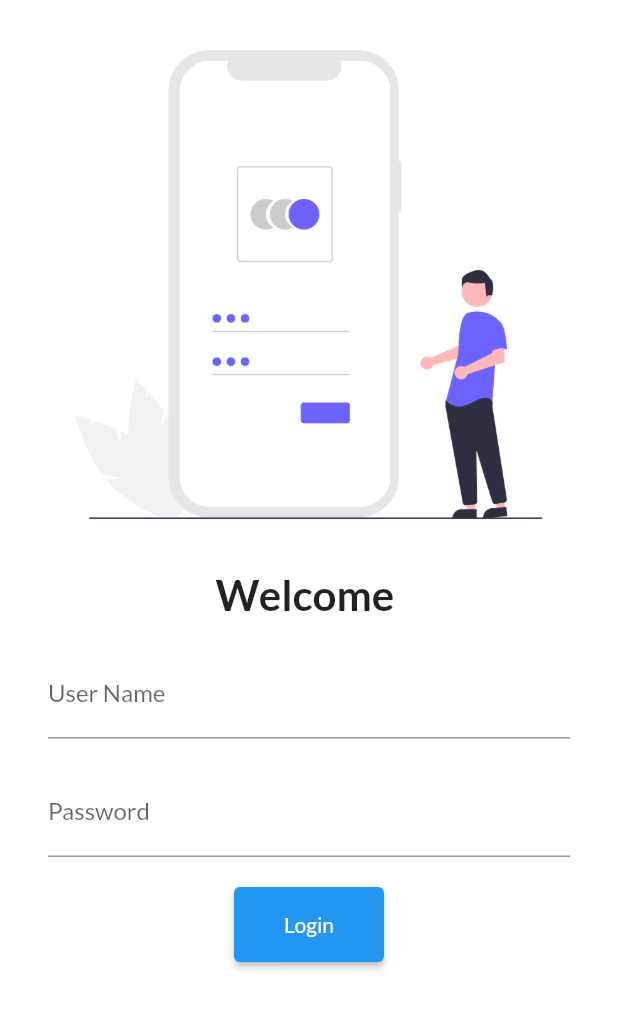
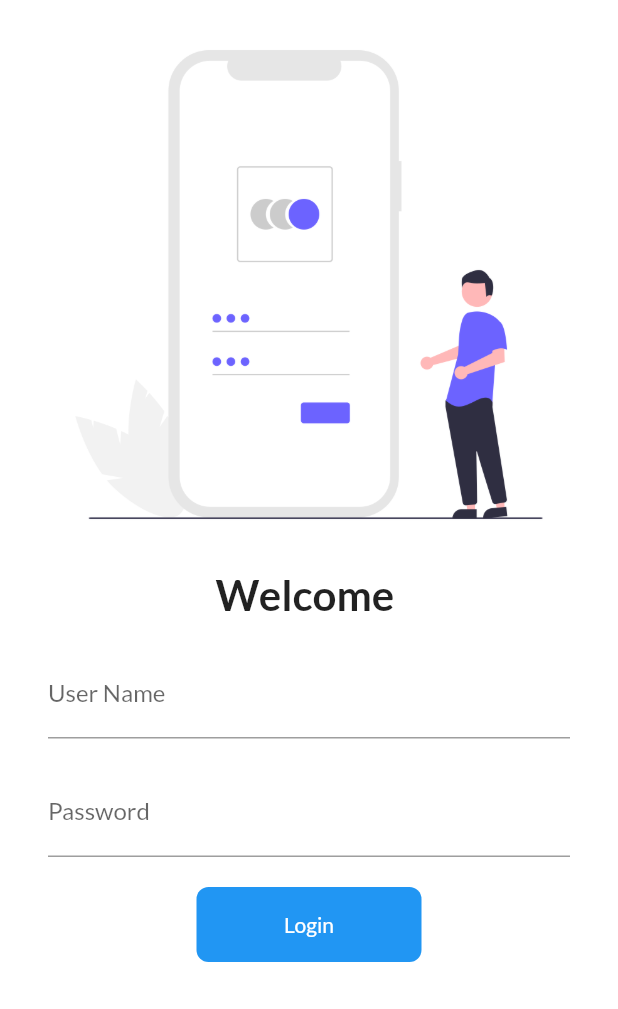
Before and after one commit to ritesh-15/flutter-tutorial, a Flutter app: the screen it shows after launch, on a phone screen of 412 x 824 dp. Shown: the top 1009 px of the screen. Run offline on Flutter 3.47's test engine with Material 2 defaults, Android fonts, the phone set to English and light mode, and no system bars; our stand-ins replace google_fonts.

```diff
--- a/lib/pages/login_page.dart
+++ b/lib/pages/login_page.dart
@@ -10,6 +10,7 @@ class LoginPage extends StatefulWidget {
 
 class _LoginPageState extends State<LoginPage> {
   String name = "";
+  bool changeButton = false;
 
   @override
   Widget build(BuildContext context) {
@@ -51,14 +52,37 @@ class _LoginPageState extends State<LoginPage> {
                   const SizedBox(
                     height: 20,
                   ),
-                  ElevatedButton(
-                      onPressed: () => {
-                            Navigator.pushNamed(
-                                context, NavigationRoutes.homeRoute)
-                          },
-                      child: const Text("Login"),
-                      style: TextButton.styleFrom(
-                          minimumSize: const Size(100, 50)))
+                  InkWell(
+                    child: AnimatedContainer(
+                      width: changeButton ? 50 : 150,
+                      height: 50,
+                      duration: const Duration(seconds: 2),
+                      alignment: Alignment.center,
+                      decoration: BoxDecoration(
+                          color: Colors.blue,
+                          borderRadius:
+                              BorderRadius.circular(changeButton ? 50 : 8)),
+                      child: changeButton
+                          ? const Icon(Icons.done, color: Colors.white)
+                          : const Text(
+                              "Login",
+                              style: TextStyle(color: Colors.white),
+                            ),
+                    ),
+                    onTap: () async {
+                      setState(() => {changeButton = true});
+                      await Future.delayed(Duration(seconds: 2));
+                      Navigator.pushNamed(context, NavigationRoutes.homeRoute);
+                    },
+                  )
+                  // ElevatedButton(
+                  //     child: const Text("Login"),
+                  //     onPressed: () => {
+                  //           Navigator.pushNamed(
+                  //               context, NavigationRoutes.homeRoute)
+                  //         },
+                  //     style: TextButton.styleFrom(
+                  //         minimumSize: const Size(100, 50)))
                 ],
               ),
             )
```
